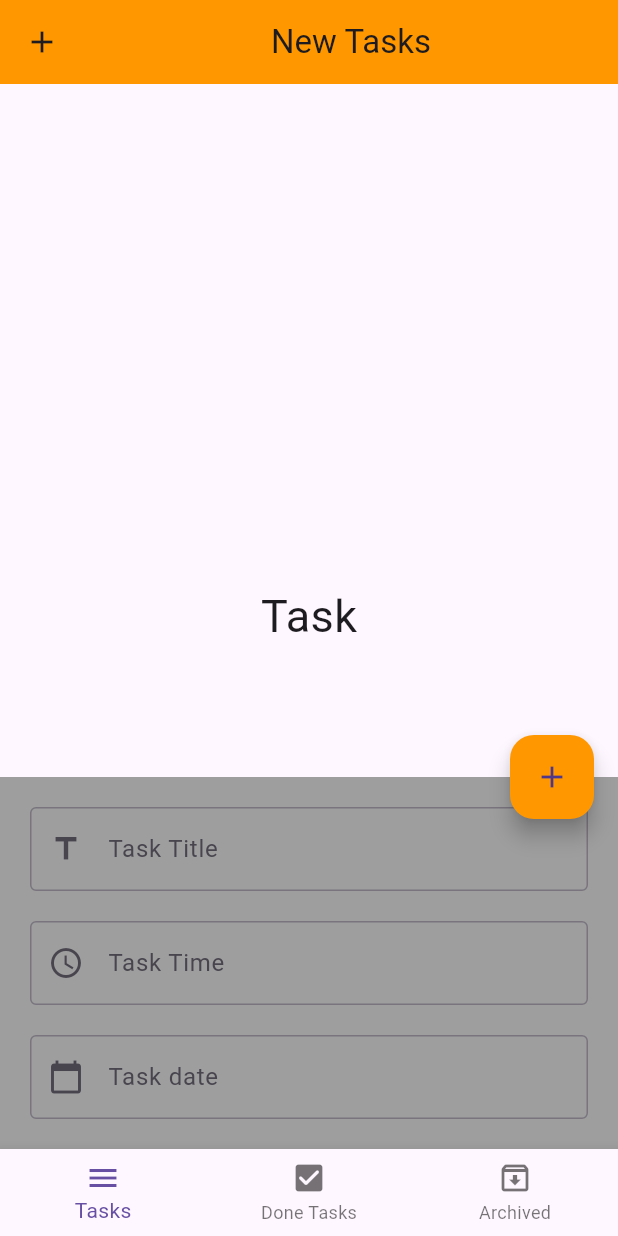
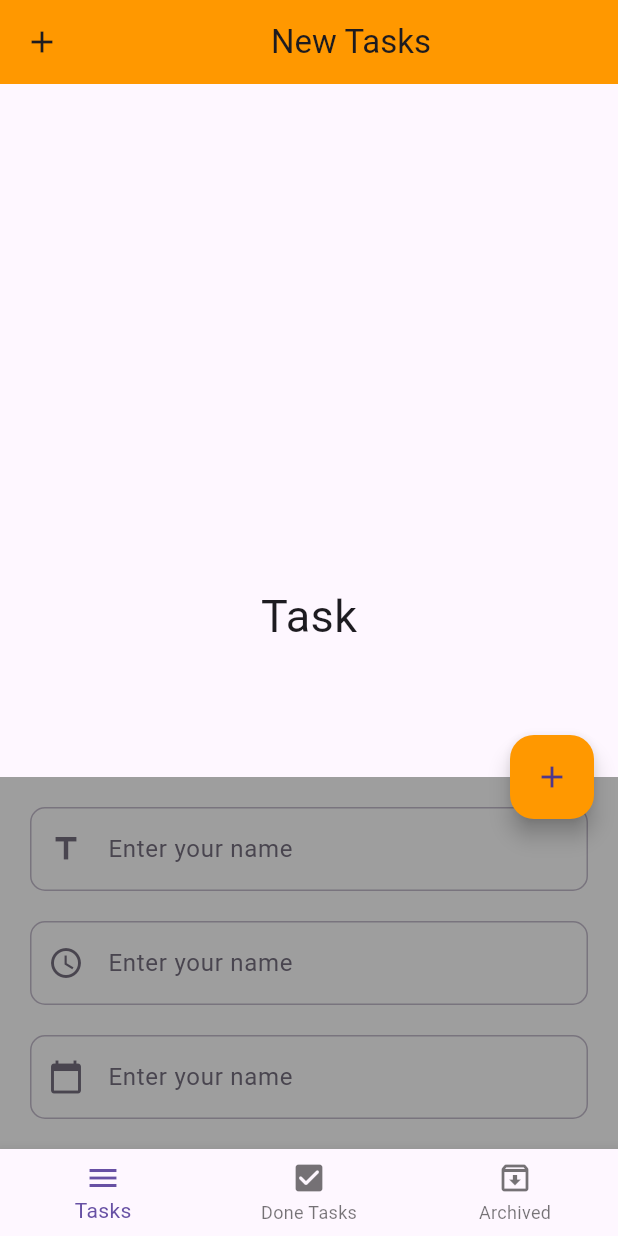
Before and after one commit to bravemind78/flutter_application_test8, a Flutter app: the screen it shows after launch, after a tap on the "edit" icon, on a phone screen of 412 x 824 dp. Run offline on Flutter 3.47's test engine with Material 3 defaults, Android fonts, the phone set to English and light mode, and no system bars; our stand-ins replace sqflite; accounts and stored records are empty.

Commit message:
modified3

```diff
--- a/lib/shared/component/defaultformfield.dart
+++ b/lib/shared/component/defaultformfield.dart
@@ -5,7 +5,7 @@ Widget defaultFormField({
   required TextInputType type,
   required IconData prefix,
   required String label,
-  String hintText = "Enter your Email",
+  double radius = 10,
   Function? onSubmit,
   Function? onChange,
   Function? onTap,
@@ -13,31 +13,41 @@ Widget defaultFormField({
   Function? suffixPressed,
   bool isPassword = false,
   IconData? suffix,
+  String hintText = "Enter your name",
 }) =>
     TextFormField(
       controller: controller,
       keyboardType: type,
       onFieldSubmitted: (value) {
-        onSubmit!(value);
+        if (onSubmit != null) {
+          onSubmit(value);
+        }
       },
       onChanged: (value) {
-        onChange!(value);
+        if (onChange != null) {
+          onChange(value);
+        }
+      },
+      onTap: () {
+        if (onTap != null) {
+          onTap();
+        }
       },
       validator: (value) {
-        return validate!(value);
-      },
-      onTap: () {
-        onTap!();
+        return validate != null ? validate(value) : null;
+        //return null;
       },
       decoration: InputDecoration(
           hintText: hintText,
-          labelText: label,
           prefixIcon: Icon(prefix),
-          suffixIcon: IconButton(
-            onPressed: () {
-              suffixPressed!();
-            },
-            icon: Icon(suffix),
-          ),
-          border: OutlineInputBorder()),
+          suffixIcon: suffix != null
+              ? IconButton(
+                  onPressed: () {
+                    suffixPressed!();
+                  },
+                  icon: Icon(suffix),
+                )
+              : null,
+          border:
+              OutlineInputBorder(borderRadius: BorderRadius.circular(radius))),
     );
```
